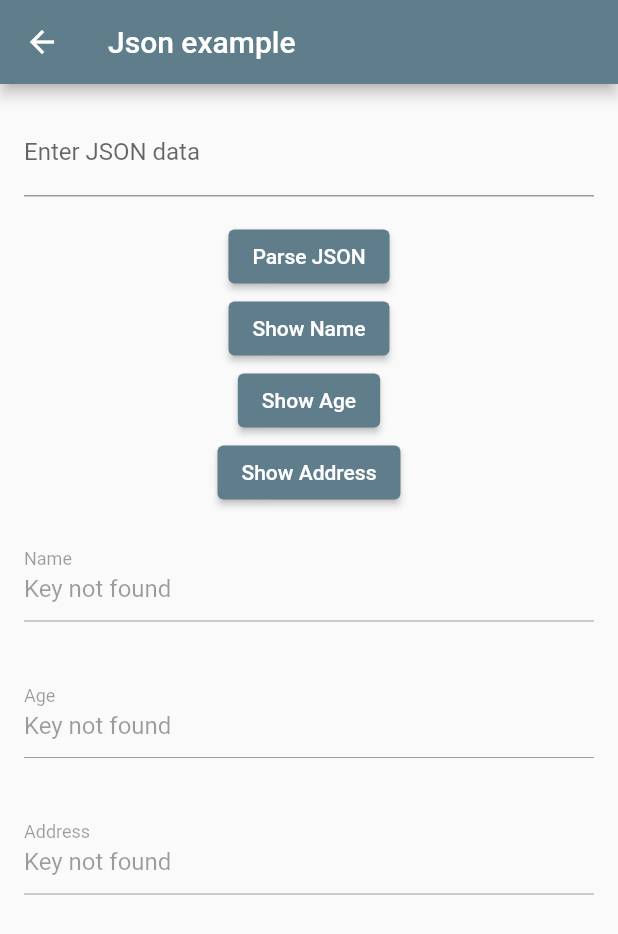
After one commit to ncueteam/ncue_app_project, a Flutter app: the screen it shows after launch, after a tap on the "add chart" icon, on a phone screen of 412 x 824 dp. The commit adds this screen. Shown: the top 934 px of the screen. Run offline on Flutter 3.47's test engine with Material 2 defaults, Android fonts, the phone set to English and light mode, and no system bars; our stand-ins replace flutter_blue_plus, get, local_auth, typed_data, webview_flutter; missing offline and left inert: mqtt_client, mysql_client.

Commit message:
json讀取示範

```diff
--- a/lib/screens/home_screen.dart
+++ b/lib/screens/home_screen.dart
@@ -4,6 +4,7 @@ import 'package:ncue_aiot/MQTT/MQTTTestPage.dart';
 import '../MQTT/MQTTView.dart';
 import '../services/local_auth_service.dart';
 import 'bt_page.dart';
+import 'json_page.dart';
 import 'mqtt.dart';
 import 'database.dart';
 
@@ -72,6 +73,15 @@ class _HomeScreenState extends State<HomeScreen> {
           children: [
             ElevatedButton(
                 onPressed: () async {
+                  Navigator.push(
+                    context,
+                    MaterialPageRoute(builder: (context) => const JsonScreen()),
+                  );
+                },
+                child: const Icon(Icons.add_chart)
+            ),
+            ElevatedButton(
+                onPressed: () async {
                   final authenticate = await LocalAuth.authenticate();
                   setState(() {
                     authenticated = authenticate;
--- /dev/null
+++ b/lib/screens/json_page.dart
@@ -0,0 +1,170 @@
+import 'dart:convert';
+import 'package:flutter/material.dart';
+
+class JsonScreen extends StatefulWidget {
+  const JsonScreen({Key? key}) : super(key: key);
+
+  @override
+  State<JsonScreen> createState() {
+    return JsonScreenState();
+  }
+}
+
+class JsonScreenState extends State<JsonScreen> {
+  bool authenticated = false;
+  String jsonString = '';
+  Map<String, dynamic> jsonMap = {};
+
+  void parseJsonData() {
+    setState(() {
+      try {
+        jsonMap = json.decode(jsonString);
+      } catch (e) {
+        print('Invalid JSON data: $e');
+      }
+    });
+  }
+
+  String getValueFromJson(String key) {
+    if (jsonMap.containsKey(key)) {
+      return jsonMap[key].toString();
+    } else {
+      return 'Key not found';
+    }
+  }
+
+  @override
+  Widget build(BuildContext context) {
+    return Scaffold(
+      appBar: AppBar(title: const Text("Json example")),
+      body: Column(
+        children: [
+          Padding(
+            padding: const EdgeInsets.all(16.0),
+            child: TextField(
+              decoration: const InputDecoration(
+                labelText: 'Enter JSON data',
+              ),
+              onChanged: (value) {
+                setState(() {
+                  jsonString = value;
+                });
+              },
+            ),
+          ),
+          ElevatedButton(
+            onPressed: () {
+              parseJsonData();
+            },
+            child: const Text('Parse JSON'),
+          ),
+          ElevatedButton(
+            onPressed: () {
+              String name = getValueFromJson('name');
+              showDialog(
+                context: context,
+                builder: (BuildContext context) {
+                  return AlertDialog(
+                    title: const Text('Name'),
+                    content: Text(name),
+                    actions: [
+                      ElevatedButton(
+                        onPressed: () {
+                          Navigator.of(context).pop();
+                        },
+                        child: const Text('Close'),
+                      ),
+                    ],
+                  );
+                },
+              );
+            },
+            child: const Text('Show Name'),
+          ),
+          ElevatedButton(
+            onPressed: () {
+              String age = getValueFromJson('age');
+              showDialog(
+                context: context,
+                builder: (BuildContext context) {
+                  return AlertDialog(
+                    title: const Text('Age'),
+                    content: Text(age),
+                    actions: [
+                      ElevatedButton(
+                        onPressed: () {
+                          Navigator.of(context).pop();
+                        },
+                        child: const Text('Close'),
+                      ),
+                    ],
+                  );
+                },
+              );
+            },
+            child: const Text('Show Age'),
+          ),
+          ElevatedButton(
+            onPressed: () {
+              String address = getValueFromJson('address');
+              showDialog(
+                context: context,
+                builder: (BuildContext context) {
+                  return AlertDialog(
+                    title: const Text('Address'),
+                    content: Text(address),
+                    actions: [
+                      ElevatedButton(
+                        onPressed: () {
+                          Navigator.of(context).pop();
+                        },
+                        child: const Text('Close'),
+                      ),
+                    ],
+                  );
+                },
+              );
+            },
+            child: const Text('Show Address'),
+          ),
+          Padding(
+            padding: const EdgeInsets.all(16.0),
+            child: TextField(
+              enabled: false,
+              controller: TextEditingController(
+                text: getValueFromJson('name'),
+              ),
+              decoration: const InputDecoration(
+                labelText: 'Name',
+              ),
+            ),
+          ),
+          Padding(
+            padding: const EdgeInsets.all(16.0),
+            child: TextField(
+              enabled: false,
+              controller: TextEditingController(
+                text: getValueFromJson('age'),
+              ),
+              decoration: const InputDecoration(
+                labelText: 'Age',
+              ),
+            ),
+          ),
+          Padding(
+            padding: const EdgeInsets.all(16.0),
+            child: TextField(
+              enabled: false,
+              controller: TextEditingController(
+                text: getValueFromJson('address'),
+              ),
+              decoration: const InputDecoration(
+                labelText: 'Address',
+              ),
+            ),
+          ),
+        ],
+      ),
+    );
+  }
+}
```
Also changed, not shown: pubspec.lock.
